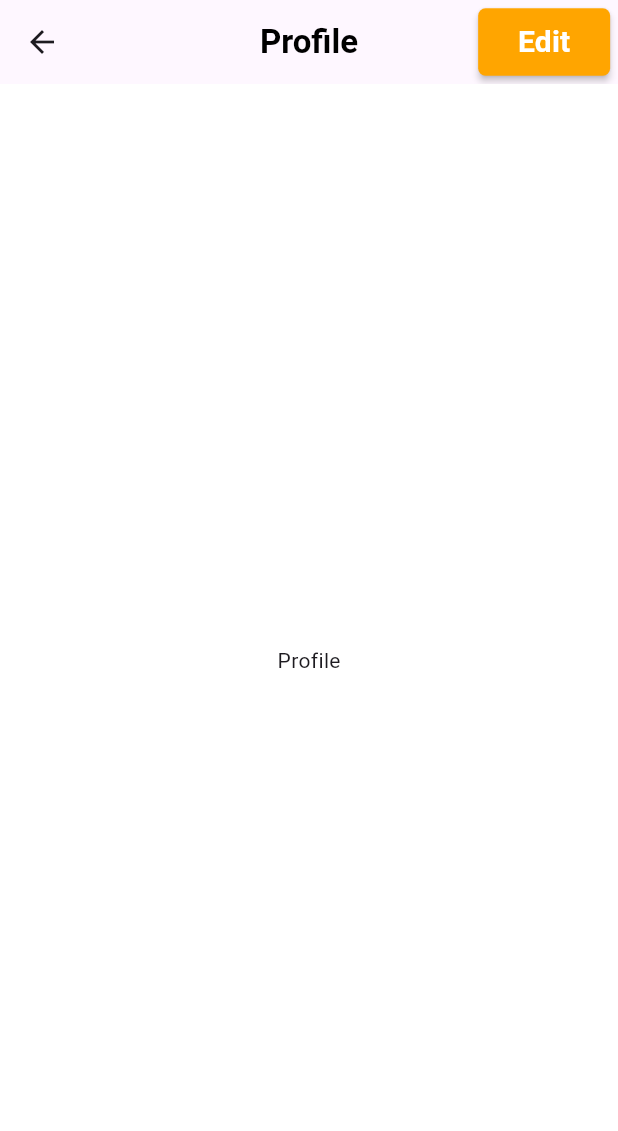
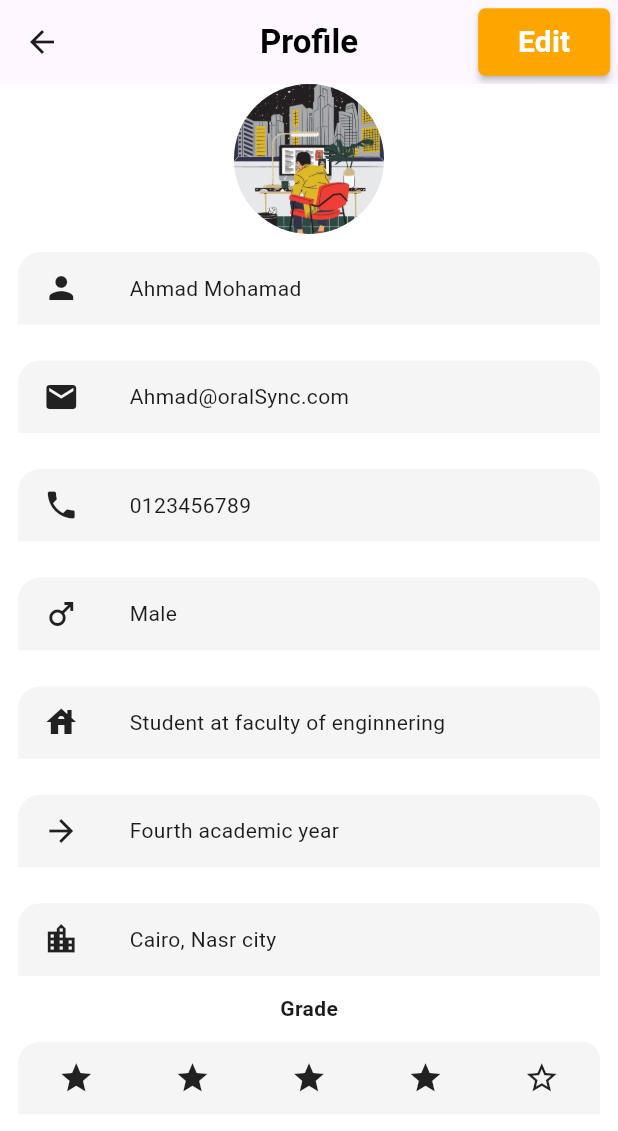
Before and after one commit to AhmadAbbas8/oral-sync, a Flutter app: the ProfileStudentPage screen opened by its route, on a phone screen of 412 x 824 dp. Shown: the top 1131 px of the screen. Run offline on Flutter 3.47's test engine with Material 3 defaults, Android fonts, the phone set to English and light mode, and no system bars; our stand-ins replace cached_network_image, dartz, dio, easy_localization, equatable, fancy_shimmer_image and 11 more; missing offline and left inert: easy_image_viewer, flutter_lazy_indexed_stack; accounts and stored records are empty; project files that could hold a hidden picture were left out.

Commit message:
add profile of student screen

```diff
--- a/lib/core/widgets/circle_avatar.dart
+++ b/lib/core/widgets/circle_avatar.dart
@@ -6,8 +6,7 @@ class CircleAvatarWidget extends StatelessWidget {
   @override
   Widget build(BuildContext context) {
     return const CircleAvatar(
-      backgroundImage:
-          AssetImage('assets/student/images/IMG-20180709-WA0006.jpg'),
+      backgroundImage: AssetImage('assets/student/images/patients.jpg'),
       maxRadius: 50,
     );
   }
--- /dev/null
+++ b/lib/core/widgets/rating_wodget.dart
@@ -0,0 +1,31 @@
+import 'package:flutter/material.dart';
+import 'package:flutter_screenutil/flutter_screenutil.dart';
+
+class RatingWidget extends StatelessWidget {
+  const RatingWidget({super.key});
+
+  @override
+  Widget build(BuildContext context) {
+    return Container(
+      height: 50.h,
+      margin: const EdgeInsets.all(12),
+      decoration: const BoxDecoration(
+        color: Color(0xFF33cccccc),
+        borderRadius: BorderRadius.only(
+          topRight: Radius.circular(12),
+          topLeft: Radius.circular(15),
+        ),
+      ),
+      child: const Row(
+        mainAxisAlignment: MainAxisAlignment.spaceAround,
+        children: [
+          Icon(Icons.star),
+          Icon(Icons.star),
+          Icon(Icons.star),
+          Icon(Icons.star),
+          Icon(Icons.star_border),
+        ],
+      ),
+    );
+  }
+}
--- a/lib/features/home_student_feature/presentation/pages/profile_student_page.dart
+++ b/lib/features/home_student_feature/presentation/pages/profile_student_page.dart
@@ -2,9 +2,12 @@ import 'package:easy_localization/easy_localization.dart';
 import 'package:flutter/material.dart';
 import 'package:flutter_screenutil/flutter_screenutil.dart';
 import 'package:oralsync/core/helpers/extensions/navigation_extensions.dart';
+import 'package:oralsync/core/widgets/rating_wodget.dart';
 import 'package:oralsync/features/home_student_feature/presentation/widgets/custom_app_bar_action_button.dart';
+import 'package:oralsync/features/home_student_feature/presentation/widgets/info_widget.dart';
 import 'package:oralsync/translations/locale_keys.g.dart';
 
+import '../../../../core/widgets/circle_avatar.dart';
 import 'edit_profile_page.dart';
 
 class ProfileStudentPage extends StatelessWidget {
@@ -27,11 +30,32 @@ class ProfileStudentPage extends StatelessWidget {
             SizedBox(width: 5.w)
           ],
         ),
-      body: const Center(
-        child: Text(
-          'Profile',
+        body: const SingleChildScrollView(
+            child: Center(
+          child: Column(
+            mainAxisAlignment: MainAxisAlignment.spaceBetween,
+            children: [
+              CircleAvatarWidget(),
+              //
+              InfoWidget(title: "Ahmad Mohamad", icon: Icons.person),
+              InfoWidget(title: 'Ahmad@oralSync.com', icon: Icons.mail),
+              InfoWidget(title: '0123456789', icon: Icons.phone),
+              InfoWidget(title: "Male", icon: Icons.male),
+              InfoWidget(
+                  title: 'Student at faculty of enginnering',
+                  icon: Icons.house),
+              InfoWidget(
+                  title: 'Fourth academic year', icon: Icons.arrow_forward),
+
+              InfoWidget(title: "Cairo, Nasr city", icon: Icons.location_city),
+              //
+              Text(
+                "Grade",
+                style: TextStyle(fontWeight: FontWeight.bold),
               ),
+              RatingWidget()
+            ],
           ),
-    );
+        )));
   }
 }
--- a/lib/features/home_student_feature/presentation/pages/settings_of_student_screen.dart
+++ b/lib/features/home_student_feature/presentation/pages/settings_of_student_screen.dart
@@ -13,7 +13,7 @@ class SettingsOfStudentScreen extends StatelessWidget {
         centerTitle: true,
       ),
       body: Container(
-        height: size.height * 50,
+        height: size.height * 0.7,
         margin: const EdgeInsets.symmetric(horizontal: 16),
         padding: const EdgeInsets.all(8),
         decoration: const BoxDecoration(
--- /dev/null
+++ b/lib/features/home_student_feature/presentation/widgets/info_widget.dart
@@ -0,0 +1,34 @@
+import 'package:flutter/material.dart';
+import 'package:flutter_screenutil/flutter_screenutil.dart';
+
+class InfoWidget extends StatelessWidget {
+  final String title;
+  final IconData icon;
+  const InfoWidget({super.key, required this.title, required this.icon});
+
+  @override
+  Widget build(BuildContext context) {
+    return Container(
+      height: 50.h,
+      margin: const EdgeInsets.all(12),
+      decoration: const BoxDecoration(
+        color: Color(0xFF33cccccc),
+        borderRadius: BorderRadius.only(
+            topRight: Radius.circular(12), topLeft: Radius.circular(15)),
+      ),
+      child: Row(
+        mainAxisAlignment: MainAxisAlignment.start,
+        children: [
+          SizedBox(
+            width: 16.w,
+          ),
+          Icon(icon),
+          SizedBox(
+            width: 32.w,
+          ),
+          Text(title)
+        ],
+      ),
+    );
+  }
+}
```
Lines whose indentation alone changed are shown as unchanged.
